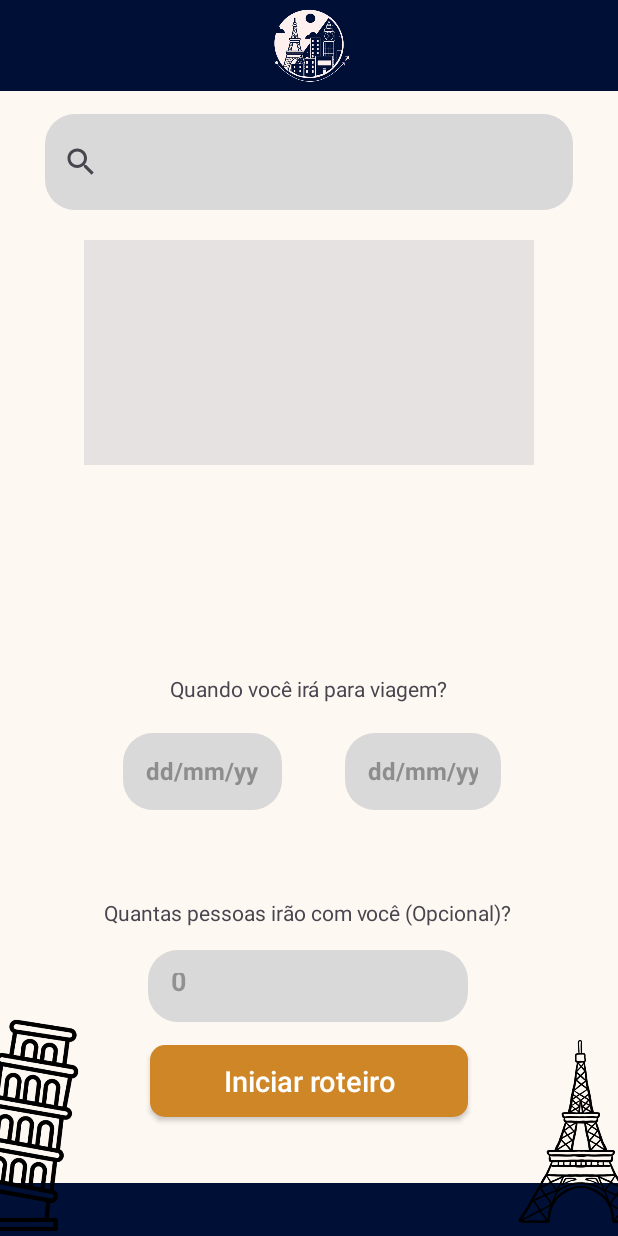
After one commit to oi-nanda/tcc-FlyAway, an Android app: the CreateTrip screen opened directly, with no data from a screen before it, on a phone screen of 412 x 824 dp. The commit adds this screen. Run offline under Robolectric (Android 15) with nearby library versions, the phone set to English and light mode, and no system bars.

Commit message:
Telas de roteiro

```diff
--- a/app/src/main/AndroidManifest.xml
+++ b/app/src/main/AndroidManifest.xml
@@ -12,6 +12,12 @@
         android:supportsRtl="true"
         android:theme="@style/Theme.MyApplicationFlyAway"
         tools:targetApi="31">
+        <activity
+            android:name=".ItineraryPageActivity"
+            android:exported="false" />
+        <activity
+            android:name=".CreateTrip"
+            android:exported="false" />
         <activity
             android:name=".SettingsActivity"
             android:exported="false" />
--- /dev/null
+++ b/app/src/main/java/com/example/myapplicationflyaway/CreateTrip.java
@@ -0,0 +1,106 @@
+package com.example.myapplicationflyaway;
+
+import androidx.appcompat.app.AppCompatActivity;
+
+import android.app.DatePickerDialog;
+import android.content.Intent;
+import android.icu.text.SimpleDateFormat;
+import android.os.Bundle;
+import android.view.View;
+import android.widget.Button;
+import android.widget.DatePicker;
+import android.widget.EditText;
+import android.widget.SearchView;
+import android.widget.TextView;
+import android.widget.Toast;
+
+import java.util.Calendar;
+import java.util.Date;
+
+public class CreateTrip extends AppCompatActivity {
+    EditText data1, data2;
+    TextView npessoas;
+    SearchView local;
+    Button start;
+    final Calendar calendario = Calendar.getInstance();
+
+    @Override
+    protected void onCreate(Bundle savedInstanceState) {
+        super.onCreate(savedInstanceState);
+        setContentView(R.layout.activity_create_itinerary);
+
+        start = findViewById(R.id.buttonCreate);
+
+        npessoas = findViewById(R.id.npessoas);
+        local = findViewById(R.id.searchview);
+        data1=(EditText) findViewById(R.id.data1);
+        data2=(EditText) findViewById(R.id.data2);
+
+        DatePickerDialog.OnDateSetListener datai = new DatePickerDialog.OnDateSetListener() {
+            @Override
+            public void onDateSet(DatePicker datePicker, int i, int i2, int i3) {
+                calendario.set(Calendar.YEAR, i);
+                calendario.set(Calendar.MONTH,i2);
+                calendario.set(Calendar.DAY_OF_MONTH,i3);
+                Date dataCalendario = calendario.getTime();
+                SimpleDateFormat data = new SimpleDateFormat("dd/MM/yy");
+                data1.setText(data.format(dataCalendario));
+                data1.setTextColor(androidx.appcompat.R.style.Base_TextAppearance_AppCompat_Body2);
+            }
+        };
+
+        DatePickerDialog.OnDateSetListener dataf = new DatePickerDialog.OnDateSetListener() {
+            @Override
+            public void onDateSet(DatePicker datePicker, int i, int i2, int i3) {
+                calendario.set(Calendar.YEAR, i);
+                calendario.set(Calendar.MONTH,i2);
+                calendario.set(Calendar.DAY_OF_MONTH,i3);
+                Date dataCalendario = calendario.getTime();
+                SimpleDateFormat data = new SimpleDateFormat("dd/MM/yy");
+                data2.setText(data.format(dataCalendario));
+                data2.setTextColor(androidx.appcompat.R.style.Base_TextAppearance_AppCompat_Body2);
+
+            }
+        };
+
+        data1.setOnClickListener(new View.OnClickListener() {
+            @Override
+            public void onClick(View v) {
+                Calendar calendario = Calendar.getInstance();
+                int ano = calendario.get(calendario.YEAR);
+                int mes = calendario.get(calendario.MONTH);
+                int dia = calendario.get(calendario.DAY_OF_MONTH);
+                DatePickerDialog d = new DatePickerDialog(CreateTrip.this,android.R.style.Theme_DeviceDefault_Light_Dialog_MinWidth, datai,ano,mes,dia);
+                d.show();
+            }
+        });
+
+        data2.setOnClickListener(new View.OnClickListener() {
+            @Override
+            public void onClick(View v) {
+                Calendar calendario = Calendar.getInstance();
+                int ano = calendario.get(calendario.YEAR);
+                int mes = calendario.get(calendario.MONTH);
+                int dia = calendario.get(calendario.DAY_OF_MONTH);
+
+                DatePickerDialog d = new DatePickerDialog(CreateTrip.this,android.R.style.Theme_DeviceDefault_Light_Dialog_MinWidth, dataf,ano,mes,dia);
+                d.show();
+            }
+        });
+
+
+
+        start.setOnClickListener(new View.OnClickListener() {
+            @Override
+            public void onClick(View v) {
+                Intent i = new Intent(getApplicationContext(),ItineraryPageActivity.class);
+//                i.putExtra("datainicial",data1);
+//                i.putExtra("datafinal",data2);
+//                i.putExtra("pessoasnaviagem",npessoas.toString());
+//                i.putExtra("local",local);
+                startActivity(i);
+                Toast.makeText(CreateTrip.this, "Roteiro criado!",Toast.LENGTH_SHORT).show();
+            }
+        });
+    }
+}
--- a/app/src/main/java/com/example/myapplicationflyaway/MainSearchPageActivity.java
+++ b/app/src/main/java/com/example/myapplicationflyaway/MainSearchPageActivity.java
@@ -53,7 +53,9 @@ public class MainSearchPageActivity extends AppCompatActivity {
 
         FloatingActionButton fab = findViewById(R.id.fab);
         fab.setOnClickListener(v -> {
-            ShowPopup(v);
+            Intent i = new Intent (MainSearchPageActivity.this,CreateTrip.class);
+            startActivity(i);
+            finish();
         });
     }
     public void ShowPopup(View v){
--- /dev/null
+++ b/app/src/main/res/layout/activity_create_itinerary.xml
@@ -0,0 +1,180 @@
+<?xml version="1.0" encoding="utf-8"?>
+<RelativeLayout xmlns:android="http://schemas.android.com/apk/res/android"
+    xmlns:app="http://schemas.android.com/apk/res-auto"
+    xmlns:tools="http://schemas.android.com/tools"
+    android:layout_width="match_parent"
+    android:layout_height="match_parent"
+    android:id="@+id/CreateItinerary"
+    android:background="@color/backgroud"
+    tools:context=".MainActivity">
+    <include layout="@layout/footer"/>
+
+    <include layout="@layout/header_after_login_page" />
+
+
+    <RelativeLayout
+        android:layout_width="match_parent"
+        android:layout_height="fill_parent"
+        android:layout_above="@+id/footer_after_login_page"
+        android:layout_below="@+id/header_after_login"
+        android:gravity="center"
+        >
+
+        <androidx.core.widget.NestedScrollView
+            android:layout_width="match_parent"
+            android:layout_height="match_parent"
+            android:fillViewport="true">
+
+            <androidx.constraintlayout.widget.ConstraintLayout
+                android:layout_width="match_parent"
+                android:layout_height="match_parent"
+                android:clickable="false"
+                android:cursorVisible="false"
+                android:focusable="false"
+                android:focusableInTouchMode="false">
+
+                <TextView
+                    android:id="@+id/t2"
+                    android:layout_width="wrap_content"
+                    android:layout_height="wrap_content"
+                    android:text="Quantas pessoas irão com você (Opcional)?"
+                    app:layout_constraintBottom_toBottomOf="parent"
+                    app:layout_constraintEnd_toEndOf="parent"
+                    android:layout_marginTop="15dp"
+                    app:layout_constraintHorizontal_bias="0.496"
+                    app:layout_constraintStart_toStartOf="parent"
+                    app:layout_constraintTop_toTopOf="parent"
+                    app:layout_constraintVertical_bias="0.717" />
+
+                <TextView
+                    android:id="@+id/textView2"
+                    android:layout_width="wrap_content"
+                    android:layout_height="wrap_content"
+                    android:layout_marginTop="15dp"
+                    android:text="Quando você irá para viagem?"
+                    app:layout_constraintBottom_toBottomOf="parent"
+                    app:layout_constraintEnd_toEndOf="parent"
+                    app:layout_constraintStart_toStartOf="parent"
+                    app:layout_constraintTop_toTopOf="parent"
+                    app:layout_constraintVertical_bias="0.512" />
+
+                <ImageView
+                    android:id="@+id/imageView4"
+                    android:layout_width="111dp"
+                    android:layout_height="147dp"
+                    app:layout_constraintBottom_toBottomOf="parent"
+                    app:layout_constraintEnd_toStartOf="@+id/t2"
+                    app:srcCompat="@drawable/torre_de_pisa"
+                    tools:ignore="MissingConstraints" />
+
+                <ImageView
+                    android:id="@+id/imageView5"
+                    android:layout_width="90dp"
+                    android:layout_height="139dp"
+                    android:layout_marginStart="20dp"
+                    app:layout_constraintBottom_toBottomOf="parent"
+                    app:layout_constraintEnd_toEndOf="parent"
+                    app:layout_constraintStart_toEndOf="@+id/t2"
+                    app:srcCompat="@drawable/torre_eiffel"
+                    tools:ignore="MissingConstraints" />
+
+                <android.widget.SearchView
+                    android:id="@+id/searchview"
+                    android:background="@drawable/edit_text"
+                    android:layout_width="match_parent"
+                    android:layout_height="?actionBarSize"
+                    android:layout_marginStart="30dp"
+                    android:layout_marginEnd="30dp"
+                    android:layout_marginTop="15dp"
+                    android:queryHint="Buscar locais"
+                    app:layout_constraintEnd_toEndOf="parent"
+                    app:layout_constraintHorizontal_bias="0.486"
+                    app:layout_constraintStart_toStartOf="parent"
+                    app:layout_constraintTop_toTopOf="parent" />
+
+
+                <androidx.appcompat.widget.AppCompatButton
+                    android:id="@+id/buttonCreate"
+                    style="@style/Button_Login"
+                    android:layout_marginTop="15dp"
+                    android:layout_marginBottom="15dp"
+                    android:background="@drawable/button_login"
+                    android:textColor="@color/white"
+                    android:textStyle="normal"
+                    android:layout_marginStart="100dp"
+                    android:layout_marginEnd="100dp"
+                    android:text="Iniciar roteiro"
+                    android:textSize="19dp"
+                    app:layout_constraintEnd_toEndOf="parent"
+                    app:layout_constraintStart_toStartOf="parent"
+                    app:layout_constraintTop_toBottomOf="@+id/npessoas" />
+
+                <EditText
+                    android:id="@+id/npessoas"
+                    style="@style/Edit_Text"
+                    android:layout_width="wrap_content"
+                    android:layout_height="48dp"
+                    android:layout_marginTop="15dp"
+                    android:ems="10"
+                    android:hint="0"
+                    android:inputType="number"
+                    app:layout_constraintEnd_toEndOf="parent"
+                    app:layout_constraintHorizontal_bias="0.497"
+                    app:layout_constraintStart_toStartOf="parent"
+                    app:layout_constraintTop_toBottomOf="@+id/t2" />
+
+                <ImageView
+                    android:id="@+id/imageView"
+                    android:layout_width="300dp"
+                    android:layout_height="150dp"
+                    android:layout_marginTop="20dp"
+                    app:layout_constraintEnd_toEndOf="parent"
+                    app:layout_constraintStart_toStartOf="parent"
+                    app:layout_constraintTop_toBottomOf="@+id/searchview"
+                    android:background="@color/gray" />
+
+                <EditText
+                    android:id="@+id/data1"
+                    style="@style/Edit_Text"
+                    android:layout_width="106dp"
+                    android:layout_height="51dp"
+                    android:layout_marginLeft="5dp"
+                    android:layout_marginTop="20dp"
+                    android:ems="10"
+                    android:textAlignment="center"
+                    android:inputType="date"
+                    android:textSize="16sp"
+                    android:text="dd/mm/yy"
+                    android:focusableInTouchMode="false"
+                    app:layout_constraintEnd_toEndOf="parent"
+                    app:layout_constraintHorizontal_bias="0.293"
+                    app:layout_constraintStart_toStartOf="parent"
+                    app:layout_constraintTop_toBottomOf="@+id/textView2" />
+
+
+                <EditText
+                    android:id="@+id/data2"
+                    style="@style/Edit_Text"
+                    android:layout_width="104dp"
+                    android:layout_height="51dp"
+                    android:layout_marginTop="20dp"
+                    android:layout_marginRight="5dp"
+                    android:ems="10"
+                    android:text="dd/mm/yy"
+                    android:textAlignment="center"
+                    android:focusableInTouchMode="false"
+                    android:inputType="date"
+                    android:textSize="16sp"
+                    app:layout_constraintEnd_toEndOf="parent"
+                    app:layout_constraintHorizontal_bias="0.724"
+                    app:layout_constraintStart_toStartOf="parent"
+                    app:layout_constraintTop_toBottomOf="@+id/textView2" />
+
+            </androidx.constraintlayout.widget.ConstraintLayout>
+        </androidx.core.widget.NestedScrollView>
+
+
+    </RelativeLayout>
+
+
+</RelativeLayout>
--- a/app/src/main/res/values/styles.xml
+++ b/app/src/main/res/values/styles.xml
@@ -25,6 +25,7 @@
         <item name="android:layout_marginTop">15dp</item>
     </style>
 
+
     <style name="Button_Login">
         <item name="android:layout_width">match_parent</item>
         <item name="android:layout_height">wrap_content</item>
```
Also changed, not shown: app/src/main/java/com/example/myapplicationflyaway/ItineraryPageActivity.java (added, +35 -0 lines), app/src/main/res/layout/activity_itinerary_page.xml (added, +224 -0 lines), app/src/main/res/layout/roteiro_card_item_layout.xml (+16 -7 lines).
